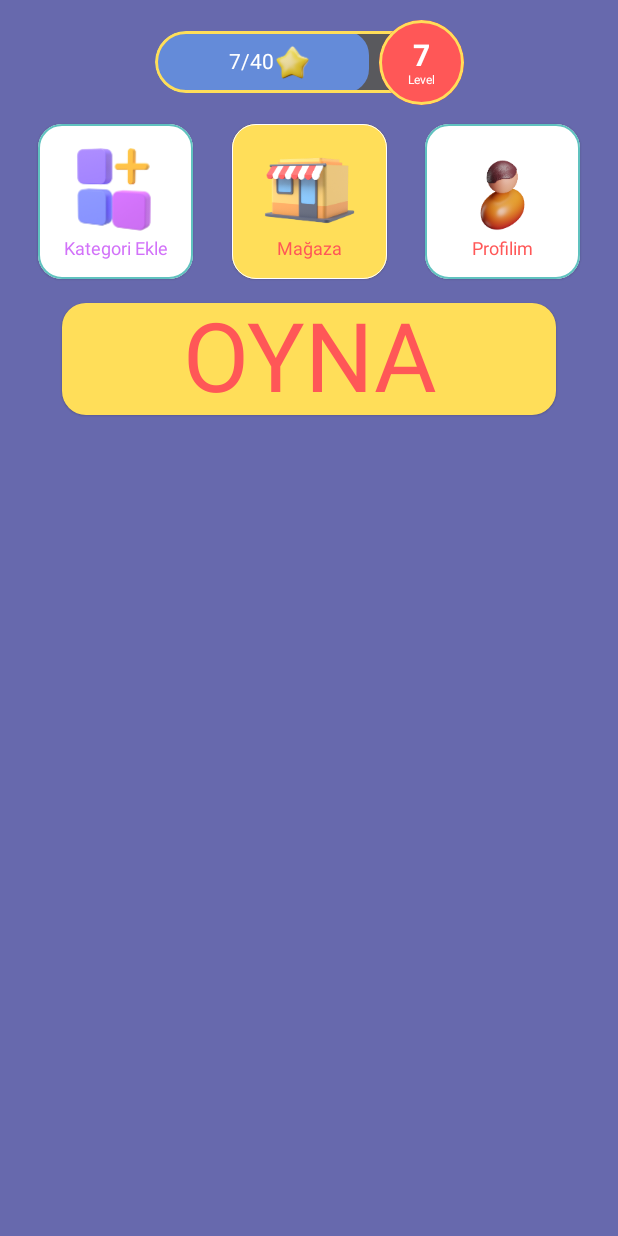
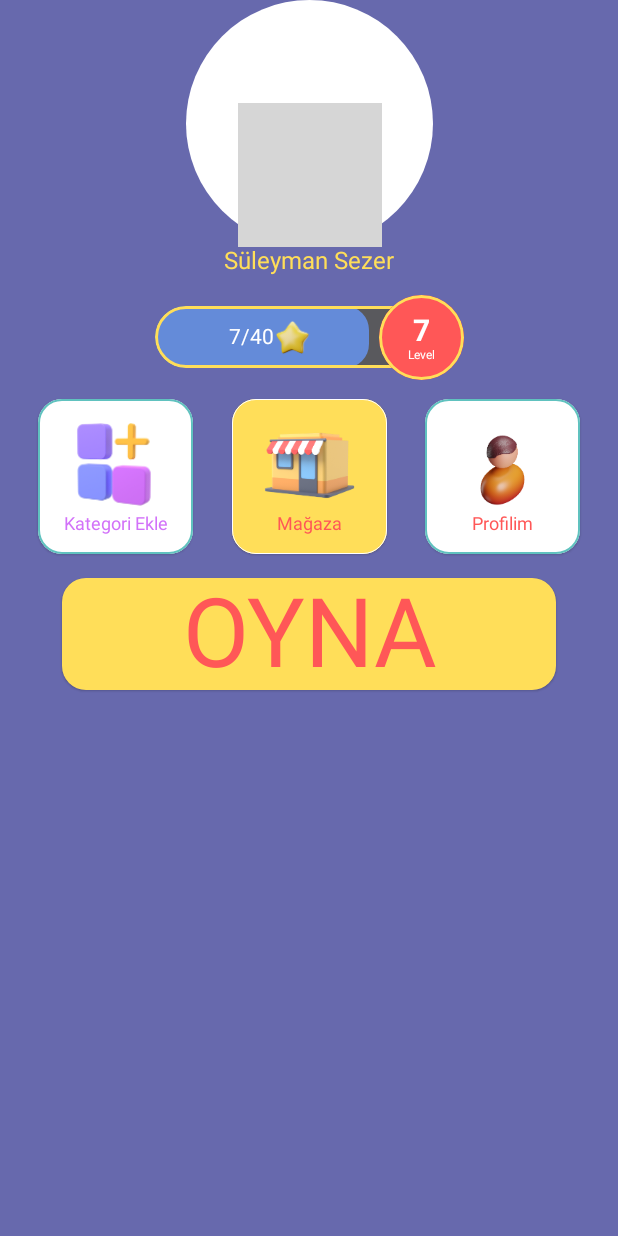
Before and after one commit to Patronus-Studio/SiseCevirmece-Compose, an Android app built with Jetpack Compose: the screen it shows after launch (MainActivity), on a phone screen of 412 x 824 dp. Run offline under Robolectric (Android 15) with nearby library versions, the light colour scheme and no system bars; grey boxes are pictures that could not be loaded.

Commit message:
Profile image added

```diff
--- a/app/src/main/java/com/patronusstudio/sisecevirmece/ui/screens/HomeScreen.kt
+++ b/app/src/main/java/com/patronusstudio/sisecevirmece/ui/screens/HomeScreen.kt
@@ -1,20 +1,27 @@
 package com.patronusstudio.sisecevirmece.ui.screens
 
 import android.widget.Toast
+import androidx.compose.foundation.Image
 import androidx.compose.foundation.background
 import androidx.compose.foundation.clickable
 import androidx.compose.foundation.layout.*
+import androidx.compose.foundation.shape.CircleShape
 import androidx.compose.foundation.shape.RoundedCornerShape
 import androidx.compose.material.Card
 import androidx.compose.material.Text
 import androidx.compose.runtime.Composable
+import androidx.compose.ui.Alignment
 import androidx.compose.ui.Modifier
+import androidx.compose.ui.draw.clip
+import androidx.compose.ui.geometry.Size
 import androidx.compose.ui.graphics.Color
 import androidx.compose.ui.platform.LocalConfiguration
 import androidx.compose.ui.platform.LocalContext
+import androidx.compose.ui.res.painterResource
 import androidx.compose.ui.res.stringResource
 import androidx.compose.ui.text.TextStyle
 import androidx.compose.ui.text.style.TextAlign
+import androidx.compose.ui.tooling.preview.Preview
 import androidx.compose.ui.unit.dp
 import androidx.compose.ui.unit.sp
 import com.patronusstudio.sisecevirmece.R
@@ -29,11 +36,46 @@ fun HomeScreen() {
             .fillMaxSize()
             .background(BlueViolet)
     ) {
+        UserPic()
+        Username()
         LevelBar()
         HomeCards()
         PlayButton()
     }
 
+}
+
+@Preview
+@Composable
+private fun UserPic() {
+    val context = LocalContext.current
+    val screenWidth = LocalConfiguration.current.screenWidthDp
+    val imageSize = (screenWidth * 0.4).dp
+    Box(modifier = Modifier.fillMaxWidth(), contentAlignment = Alignment.Center) {
+        Box(
+            modifier = Modifier
+                .size(imageSize)
+                .clip(CircleShape)
+                .background(Color.White)
+                .clickable {
+                    Toast
+                        .makeText(context, "Profil resmi", Toast.LENGTH_SHORT)
+                        .show()
+                },
+            contentAlignment = Alignment.BottomCenter
+        ) {
+            Image(painter = painterResource(id = R.drawable.player_girl), contentDescription = "")
+        }
+
+    }
+}
+
+@Preview
+@Composable
+private fun Username(username: String = "Süleyman Sezer") {
+    Row(Modifier.fillMaxWidth(), horizontalArrangement = Arrangement.Center) {
+        Text(text = username, fontSize = 16.sp, style = TextStyle(color = Mustard))
+    }
 }
 
 @Composable
```
